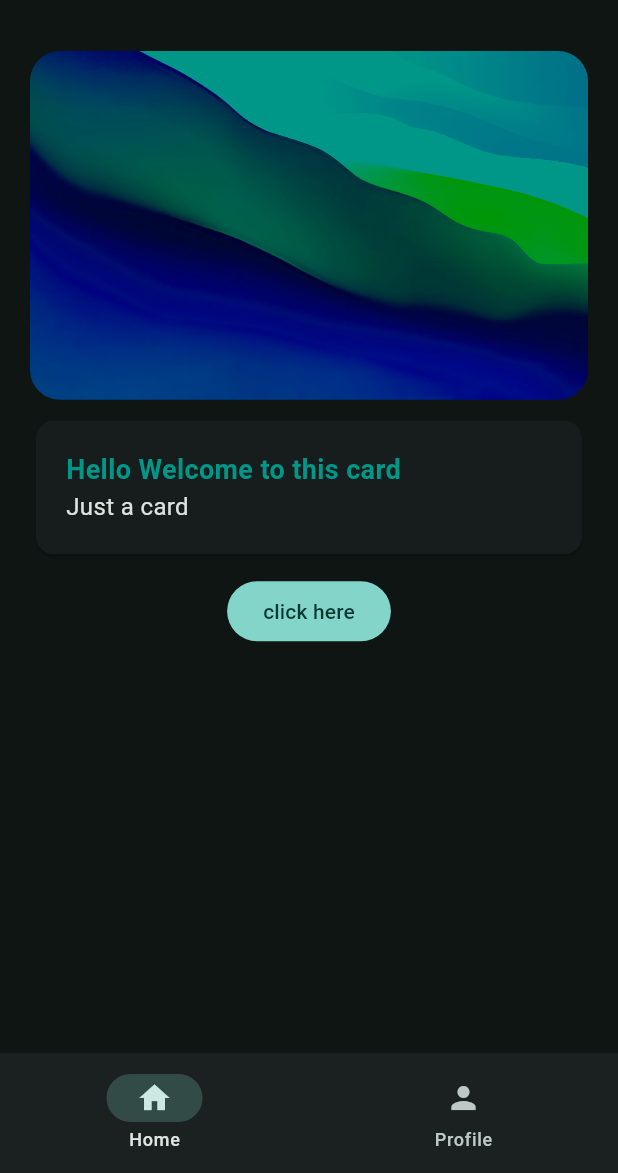
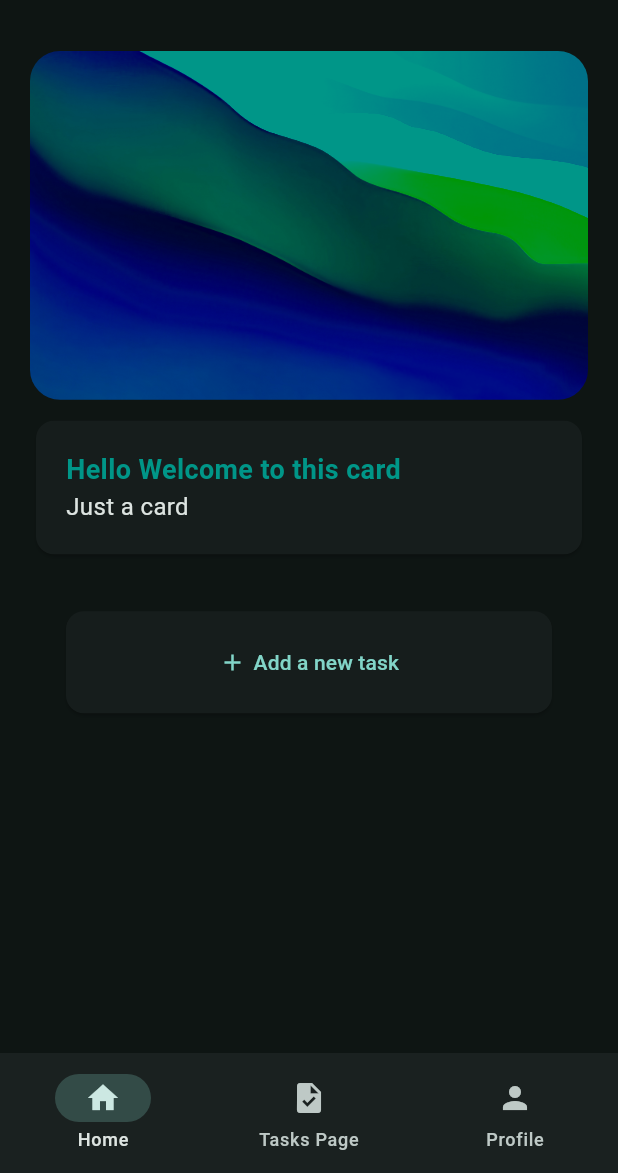
Before and after one commit to amanmeka/CAC2025, a Flutter app: the WidgetTree screen opened directly, on a phone screen of 412 x 824 dp, the part 63-1236 px from its top. Run offline on Flutter 3.47's test engine with Material 3 defaults, Android fonts, the light colour scheme and no system bars; our stand-ins replace firebase_core, firebase_database, lottie; accounts and stored records are empty.

Commit message:
update. trying to get card home page card to switch to new task alert on click

```diff
--- a/flutter_cac/lib/data/constants.dart
+++ b/flutter_cac/lib/data/constants.dart
@@ -10,4 +10,6 @@ class textStyles {
   static const TextStyle descriptionText = TextStyle(
     fontSize: 16.0,
   );
+
+  static const Color color = Colors.red;
 }
--- a/flutter_cac/lib/views/pages/home_page.dart
+++ b/flutter_cac/lib/views/pages/home_page.dart
@@ -1,5 +1,6 @@
 import 'package:flutter/material.dart';
 import 'package:flutter_cac/data/constants.dart';
+import 'package:flutter_cac/data/notifiers.dart';
 import 'package:flutter_cac/views/pages/new_task_page.dart';
 import 'package:flutter_cac/views/widgets/hero_widget.dart';
 
@@ -36,18 +37,32 @@ class HomePage extends StatelessWidget {
                 ),
               ),
             ),
-            FilledButton(
-              onPressed: () {
-                Navigator.push(
-                  context,
-                  MaterialPageRoute(
-                    builder: (context) {
-                      return NewTask();
-                    },
+            Padding(
+              padding: EdgeInsetsGeometry.all(20.0),
+              child: Card(
+                child: Container(
+                  width: double.infinity,
+                  padding: EdgeInsetsGeometry.all(10.0),
+                  child: Column(
+                    crossAxisAlignment: CrossAxisAlignment.center,
+                    children: [
+                      TextButton(
+                        onPressed: () {
+                          selectedPageNotifier.value = 1;
+                        },
+                        child: Row(
+                          mainAxisAlignment: MainAxisAlignment.center,
+                          children: [
+                            Icon(Icons.add),
+                            SizedBox(width: 5,),
+                            Text('Add a new task'),
+                          ],
+                        )
+                      )
+                    ],
                   )
-                );
-              },
-              child: Text("click here"),
+                )
+              ),
             )
           ],
         ),
--- a/flutter_cac/lib/views/pages/settings_page.dart
+++ b/flutter_cac/lib/views/pages/settings_page.dart
@@ -1,5 +1,6 @@
 import 'package:firebase_database/firebase_database.dart';
 import 'package:flutter/material.dart';
+import 'package:flutter_cac/data/constants.dart';
 import 'package:flutter_cac/data/database_service.dart';
 
 class SettingsPage extends StatefulWidget {
@@ -154,7 +155,7 @@ class _SettingsPageState extends State<SettingsPage> {
                 ),
                 ElevatedButton(
                   onPressed: () {},
-                  child: Text("Click Me"),
+                  child: Text("change from red to blue."),
                 ),
                 FilledButton(
                   onPressed: () {},
--- a/flutter_cac/lib/views/widget_tree.dart
+++ b/flutter_cac/lib/views/widget_tree.dart
@@ -1,12 +1,14 @@
 import 'package:flutter/material.dart';
 import 'package:flutter_cac/data/notifiers.dart';
 import 'package:flutter_cac/views/pages/home_page.dart';
+import 'package:flutter_cac/views/pages/new_task_page.dart';
 import 'package:flutter_cac/views/pages/profile_page.dart';
 import 'package:flutter_cac/views/pages/settings_page.dart';
 import 'package:flutter_cac/views/widgets/navbar_widget.dart';
 
 List<Widget> pages = [
   HomePage(),
+  NewTask(),
   ProfilePage(),
 ];
 
--- a/flutter_cac/lib/views/widgets/navbar_widget.dart
+++ b/flutter_cac/lib/views/widgets/navbar_widget.dart
@@ -16,6 +16,10 @@ class NavbarWidget extends StatelessWidget {
                 label: 'Home'
               ),
               NavigationDestination(
+                icon: Icon(Icons.task),
+                label: 'Tasks Page'
+              ),
+              NavigationDestination(
                 icon: Icon(Icons.person),
                 label: 'Profile'
               ),
```
Also changed, not shown: flutter_cac/lib/views/pages/new_task_page.dart (+2 -19 lines), 1 other file.
